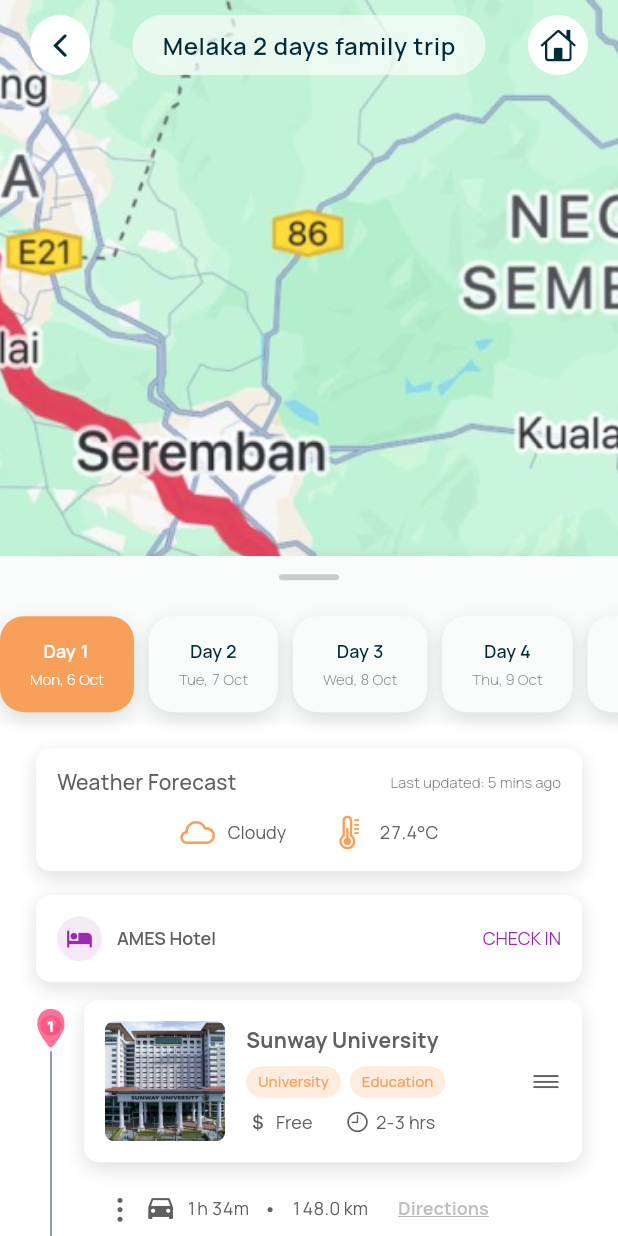
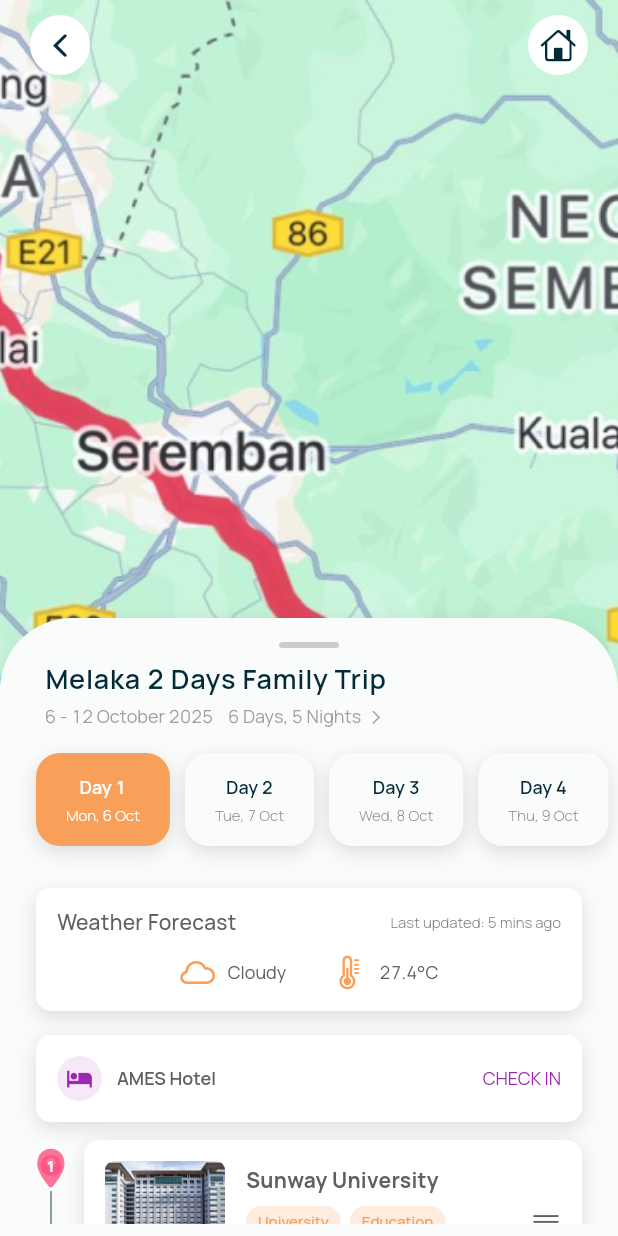
Before and after one commit to Winnee0305/tripora, a Flutter app: the ItineraryPage screen opened directly, on a phone screen of 412 x 824 dp. Run offline on Flutter 3.47's test engine with Material 3 defaults, Android fonts, the phone set to English and light mode, and no system bars; our stand-ins replace lucide_icons, table_calendar.

Commit message:
Refine and rearrange itinerary page

```diff
--- a/lib/features/itinerary/views/itinerary_page.dart
+++ b/lib/features/itinerary/views/itinerary_page.dart
@@ -4,75 +4,12 @@ import 'package:provider/provider.dart';
 import 'package:tripora/core/theme/app_text_style.dart';
 import 'package:tripora/core/theme/app_widget_styles.dart';
 import 'package:tripora/features/itinerary/viewmodels/day_selection_viewmodel.dart';
+import 'package:tripora/features/itinerary/views/widgets/itinerary_header_section.dart';
 import 'package:tripora/features/itinerary/views/widgets/day_selection_bar.dart';
-import 'package:tripora/features/itinerary/views/widgets/weather_card.dart';
-import 'package:tripora/features/itinerary/viewmodels/weather_card_viewmodel.dart';
-import 'package:tripora/core/widgets/app_button.dart';
-import 'package:tripora/core/theme/app_colors.dart';
-import 'package:tripora/features/itinerary/views/widgets/itinerary_reoderable_list.dart';
+import 'package:tripora/features/itinerary/views/widgets/itinerary_content.dart';
 
-// Best Practice: Define heights as constants for robustness and easy updates.
-const double _kDragHandleHeight = 4.0;
-const double _kDragHandleTopMargin = 12.0;
-const double _kDragHandleBottomMargin = 16.0;
-const double _kDaySelectorVerticalPadding = 8.0;
-const double _kDaySelectorHeight =
-    64.0; // Assuming DaySelectionBar has this height
-
-const double _kStickyHeaderHeight =
-    _kDragHandleHeight +
-    _kDragHandleTopMargin +
-    _kDragHandleBottomMargin +
-    (_kDaySelectorVerticalPadding * 2) +
-    _kDaySelectorHeight; // Calculates to 112.0
-
-class ItineraryPage extends StatefulWidget {
+class ItineraryPage extends StatelessWidget {
   const ItineraryPage({super.key});
-
-  @override
-  State<ItineraryPage> createState() => _ItineraryPageState();
-}
-
-class _ItineraryPageState extends State<ItineraryPage>
-    with SingleTickerProviderStateMixin {
-  // State variables for the overscroll effect
-  late final AnimationController _animationController;
-  late Animation<double> _animation;
-  double _dragOffset = 0.0;
-
-  // Store the sheet's min size for easy access
-  final double _minSheetSize = 0.35;
-
-  // Keep track of the sheet's current size
-  double _currentSheetSize = 0.55; // Start with initial size
-
-  @override
-  void initState() {
-    super.initState();
-    _animationController = AnimationController(
-      vsync: this,
-      duration: const Duration(milliseconds: 600),
-    );
-  }
-
-  @override
-  void dispose() {
-    _animationController.dispose();
-    super.dispose();
-  }
-
-  // A function to run the snap-back animation
-  void _runAnimation() {
-    _animation = Tween<double>(begin: _dragOffset, end: 0.0).animate(
-      CurvedAnimation(
-        parent: _animationController,
-        curve: Curves.elasticOut, // A nice bouncy curve
-      ),
-    );
-
-    _animationController.reset();
-    _animationController.forward();
-  }
 
   @override
   Widget build(BuildContext context) {
@@ -87,7 +24,7 @@ class _ItineraryPageState extends State<ItineraryPage>
         extendBodyBehindAppBar: true,
         body: Stack(
           children: [
-            // ---------- MAP BACKGROUND ----------
+            // ----- Map Background
             Positioned.fill(
               child: Image.asset(
                 "assets/images/exp_map.png",
@@ -95,208 +32,139 @@ class _ItineraryPageState extends State<ItineraryPage>
               ),
             ),
 
-            // ---------- BACK BUTTON ----------
-            SafeArea(
+            // ------ Back button, title, home button
+            ItineraryHeaderSection(),
+
+            // ------ Draggable Scrollable Sheet
+            DraggableScrollableSheet(
+              initialChildSize: 0.5,
+              minChildSize: 0.11,
+              maxChildSize: 0.85,
+              snap: false,
+              builder: (context, scrollController) {
+                // ----- The white rounded container -----
+                return Container(
+                  padding: EdgeInsets.symmetric(vertical: 8),
+                  decoration: AppWidgetStyles.cardDecoration(context).copyWith(
+                    borderRadius: const BorderRadius.vertical(
+                      top: Radius.circular(48),
+                    ),
+                    color: theme.scaffoldBackgroundColor,
+                  ),
+                  child: ClipRRect(
+                    borderRadius: const BorderRadius.vertical(
+                      top: Radius.circular(48),
+                    ),
+                    child: CustomScrollView(
+                      controller: scrollController,
+                      slivers: [
+                        // ---------- Sticky Drag Handle ----------
+                        SliverPersistentHeader(
+                          pinned: true,
+                          delegate: _StickyHeaderDelegate(
+                            height: 20,
+                            child: Container(
+                              color: Theme.of(context).scaffoldBackgroundColor,
+                              alignment: Alignment.center,
+                              child: Container(
+                                width: 40,
+                                height: 4,
+                                decoration: BoxDecoration(
+                                  color: theme.colorScheme.onSurface
+                                      .withOpacity(0.3),
+                                  borderRadius: BorderRadius.circular(2),
+                                ),
+                              ),
+                            ),
+                          ),
+                        ),
+
+                        // ---------- Title (not sticky) ----------
+                        SliverToBoxAdapter(
                           child: Padding(
-                padding: const EdgeInsets.symmetric(
-                  horizontal: 20,
-                  vertical: 10,
+                            padding: const EdgeInsets.only(
+                              left: 30,
+                              right: 30,
+                              top: 0,
+                              bottom: 4,
                             ),
-                child: Row(
-                  mainAxisAlignment: MainAxisAlignment.spaceBetween,
+                            child: Column(
+                              crossAxisAlignment: CrossAxisAlignment.start,
                               children: [
-                    AppButton.iconOnly(
-                      icon: CupertinoIcons.back,
-                      onPressed: () => Navigator.pop(context),
-                      backgroundVariant: BackgroundVariant.secondaryFilled,
+                                Text(
+                                  "Melaka 2 Days Family Trip",
+                                  style: Theme.of(context)
+                                      .textTheme
+                                      .headlineMedium
+                                      ?.weight(ManropeFontWeight.semiBold),
                                 ),
-                    AppButton.textOnly(
-                      text: 'Melaka 2 days family trip',
-                      textStyleOverride: theme.textTheme.headlineSmall?.weight(
-                        ManropeFontWeight.semiBold,
+                                const SizedBox(height: 6),
+                                Row(
+                                  children: [
+                                    Text(
+                                      "6 - 12 October 2025",
+                                      style: theme.textTheme.bodyMedium
+                                          ?.copyWith(
+                                            color: theme.colorScheme.onSurface
+                                                .withOpacity(0.6),
                                           ),
-                      padding: const EdgeInsets.symmetric(horizontal: 20),
-                      radius: 30,
-                      backgroundVariant: BackgroundVariant.secondaryTrans,
-                      onPressed: () {},
                                     ),
-                    AppButton.iconOnly(
-                      icon: CupertinoIcons.home,
-                      onPressed: () {
-                        Navigator.popUntil(context, (route) => route.isFirst);
-                      },
-                      backgroundVariant: BackgroundVariant.secondaryFilled,
+                                    const SizedBox(width: 10),
+                                    Text(
+                                      "6 Days, 5 Nights",
+                                      style: theme.textTheme.bodyMedium
+                                          ?.copyWith(
+                                            color: theme.colorScheme.onSurface
+                                                .withOpacity(0.6),
+                                          ),
+                                    ),
+                                    const SizedBox(width: 4),
+                                    Icon(
+                                      CupertinoIcons.chevron_right,
+                                      size: 12,
+                                      color: theme.colorScheme.onSurface
+                                          .withOpacity(0.6),
+                                    ),
+                                  ],
                                 ),
                               ],
                             ),
                           ),
                         ),
 
-            // ---------- DRAGGABLE SHEET with OVERSCROLL EFFECT ----------
-            AnimatedBuilder(
-              animation: _animationController,
-              builder: (context, child) {
-                if (_animationController.isAnimating) {
-                  _dragOffset = _animation.value;
-                }
-                return Transform.translate(
-                  offset: Offset(0, _dragOffset),
-                  child: child,
-                );
-              },
-              child: GestureDetector(
-                onVerticalDragUpdate: (details) {
-                  if (_currentSheetSize <= _minSheetSize &&
-                      details.delta.dy > 0) {
-                    setState(() {
-                      _dragOffset += details.delta.dy * 0.4; // Resistance
-                    });
-                  }
-                },
-                onVerticalDragEnd: (details) {
-                  if (_dragOffset > 0) {
-                    _runAnimation();
-                  }
-                },
-                child: NotificationListener<DraggableScrollableNotification>(
-                  onNotification: (notification) {
-                    _currentSheetSize = notification.extent;
-                    return true;
-                  },
-                  child: DraggableScrollableSheet(
-                    initialChildSize: _currentSheetSize,
-                    minChildSize: _minSheetSize,
-                    maxChildSize: 0.85,
-                    snap: true,
-                    builder: (context, scrollController) {
-                      return Container(
-                        decoration: AppWidgetStyles.cardDecoration(context)
-                            .copyWith(
-                              borderRadius: const BorderRadius.vertical(
-                                top: Radius.circular(48),
-                              ),
-                            ),
-                        child: CustomScrollView(
-                          controller: scrollController,
-                          slivers: [
-                            // ----- Combined Sticky Header -----
+                        // ---------- Sticky Day Selection Bar ----------
                         SliverPersistentHeader(
                           pinned: true,
                           delegate: _StickyHeaderDelegate(
+                            height: 86,
                             child: Container(
-                                  color: theme.colorScheme.surface,
-                                  child: Column(
-                                    children: [
-                                      // Drag Handle
-                                      Container(
-                                        width: 40,
-                                        height: _kDragHandleHeight,
-                                        margin: const EdgeInsets.only(
-                                          top: _kDragHandleTopMargin,
-                                          bottom: _kDragHandleBottomMargin,
+                              padding: const EdgeInsets.symmetric(
+                                horizontal: 24,
+                                vertical: 12,
                               ),
-                                        decoration: BoxDecoration(
-                                          color: theme.colorScheme.onSurface
-                                              .withOpacity(0.3),
-                                          borderRadius: BorderRadius.circular(
-                                            2,
-                                          ),
-                                        ),
-                                      ),
-                                      // Day Selection Bar
-                                      Padding(
-                                        padding: EdgeInsets.symmetric(
-                                          vertical:
-                                              _kDaySelectorVerticalPadding,
-                                        ),
-                                        child: const SizedBox(
-                                          height: _kDaySelectorHeight,
-                                          child: DaySelectionBar(),
-                                        ),
-                                      ),
-                                    ],
-                                  ),
+                              color: Theme.of(
+                                context,
+                              ).colorScheme.surface, // or any color
+                              child: const DaySelectionBar(),
                             ),
                           ),
                         ),
 
-                            // ----- Rest of Scrollable Content -----
+                        // ---------- Main Content (scrollable itinerary for each day)----------
                         SliverToBoxAdapter(
                           child: Padding(
                             padding: const EdgeInsets.symmetric(
                               horizontal: 24,
                               vertical: 16,
                             ),
-                                child: Column(
-                                  children: [
-                                    ChangeNotifierProvider(
-                                      create: (_) => WeatherCardViewModel(),
-                                      child: const WeatherCard(),
-                                    ),
-                                    const SizedBox(height: 16),
-                                    Container(
-                                      padding: const EdgeInsets.all(14),
-                                      decoration:
-                                          AppWidgetStyles.cardDecoration(
-                                            context,
-                                          ),
-                                      child: Row(
-                                        children: [
-                                          AppButton.iconOnly(
-                                            icon: Icons.hotel,
-                                            onPressed: () {},
-                                            iconSize: 18,
-                                            minHeight: 30,
-                                            minWidth: 30,
-                                            backgroundColorOverride: AppColors
-                                                .accent1
-                                                .withValues(alpha: 0.1),
-                                            textColorOverride:
-                                                AppColors.accent1,
-                                          ),
-                                          const SizedBox(width: 10),
-                                          Expanded(
-                                            child: Text(
-                                              "AMES Hotel",
-                                              style: Theme.of(context)
-                                                  .textTheme
-                                                  .bodyMedium
-                                                  ?.weight(
-                                                    ManropeFontWeight.semiBold,
-                                                  ),
-                                            ),
-                                          ),
-                                          const Text(
-                                            "CHECK IN",
-                                            style: TextStyle(
-                                              color: Colors.purple,
+                            child: ItineraryContent(),
                           ),
                         ),
                       ],
                     ),
                   ),
-                                    const SizedBox(height: 12),
-                                    const ItineraryReorderableList(),
-                                    const SizedBox(height: 40),
-                                    Center(
-                                      child: AppButton.primary(
-                                        onPressed: () {},
-                                        text: "Add Activity",
-                                        icon: Icons.add,
-                                      ),
-                                    ),
-                                    const SizedBox(height: 60),
-                                  ],
-                                ),
-                              ),
-                            ),
-                          ],
-                        ),
                 );
               },
-                  ),
-                ),
-              ),
             ),
           ],
         ),
@@ -305,16 +173,21 @@ class _ItineraryPageState extends State<ItineraryPage>
   }
 }
 
-// ---------- Sticky Header Delegate ----------
 class _StickyHeaderDelegate extends SliverPersistentHeaderDelegate {
   final Widget child;
+  final double height;
+  final Color? backgroundColor;
 
-  _StickyHeaderDelegate({required this.child});
+  _StickyHeaderDelegate({
+    required this.child,
+    required this.height,
+    this.backgroundColor,
+  });
 
   @override
-  double get minExtent => _kStickyHeaderHeight;
+  double get minExtent => height;
   @override
-  double get maxExtent => _kStickyHeaderHeight;
+  double get maxExtent => height;
 
   @override
   Widget build(
@@ -322,10 +195,19 @@ class _StickyHeaderDelegate extends SliverPersistentHeaderDelegate {
     double shrinkOffset,
     bool overlapsContent,
   ) {
-    return child;
+    return SizedBox(
+      height: height,
+      child: Material(
+        color: backgroundColor ?? Colors.transparent,
+        child: child,
+      ),
+    );
   }
 
   @override
-  bool shouldRebuild(_StickyHeaderDelegate oldDelegate) =>
-      child != oldDelegate.child;
+  bool shouldRebuild(covariant _StickyHeaderDelegate oldDelegate) {
+    return oldDelegate.child != child ||
+        oldDelegate.height != height ||
+        oldDelegate.backgroundColor != backgroundColor;
   }
+}
--- /dev/null
+++ b/lib/features/itinerary/views/widgets/itinerary_content.dart
@@ -0,0 +1,66 @@
+import 'package:flutter/material.dart';
+import 'package:provider/provider.dart';
+import 'package:tripora/core/theme/app_text_style.dart';
+import 'package:tripora/core/theme/app_widget_styles.dart';
+import 'package:tripora/core/widgets/app_button.dart';
+import 'package:tripora/core/theme/app_colors.dart';
+import 'package:tripora/features/itinerary/views/widgets/itinerary_reoderable_list.dart';
+import 'package:tripora/features/itinerary/views/widgets/weather_card.dart';
+import 'package:tripora/features/itinerary/viewmodels/weather_card_viewmodel.dart';
+
+class ItineraryContent extends StatelessWidget {
+  const ItineraryContent({super.key});
+
+  @override
+  Widget build(BuildContext context) {
+    return Column(
+      children: [
+        ChangeNotifierProvider(
+          create: (_) => WeatherCardViewModel(),
+          child: const WeatherCard(),
+        ),
+        const SizedBox(height: 16),
+        Container(
+          padding: const EdgeInsets.all(14),
+          decoration: AppWidgetStyles.cardDecoration(context),
+          child: Row(
+            children: [
+              AppButton.iconOnly(
+                icon: Icons.hotel,
+                onPressed: () {},
+                iconSize: 18,
+                minHeight: 30,
+                minWidth: 30,
+                backgroundColorOverride: AppColors.accent1.withValues(
+                  alpha: 0.1,
+                ),
+                textColorOverride: AppColors.accent1,
+              ),
+              const SizedBox(width: 10),
+              Expanded(
+                child: Text(
+                  "AMES Hotel",
+                  style: Theme.of(
+                    context,
+                  ).textTheme.bodyMedium?.weight(ManropeFontWeight.semiBold),
+                ),
+              ),
+              const Text("CHECK IN", style: TextStyle(color: Colors.purple)),
+            ],
+          ),
+        ),
+        const SizedBox(height: 12),
+        const ItineraryReorderableList(),
+        const SizedBox(height: 40),
+        Center(
+          child: AppButton.primary(
+            onPressed: () {},
+            text: "Add Activity",
+            icon: Icons.add,
+          ),
+        ),
+        const SizedBox(height: 60),
+      ],
+    );
+  }
+}
--- /dev/null
+++ b/lib/features/itinerary/views/widgets/itinerary_header_section.dart
@@ -0,0 +1,33 @@
+import 'package:flutter/cupertino.dart';
+import 'package:tripora/core/widgets/app_button.dart';
+
+class ItineraryHeaderSection extends StatelessWidget {
+  const ItineraryHeaderSection({super.key});
+
+  @override
+  Widget build(BuildContext context) {
+    return SafeArea(
+      child: Padding(
+        padding: const EdgeInsets.symmetric(horizontal: 20, vertical: 10),
+        child: Row(
+          mainAxisAlignment: MainAxisAlignment.spaceBetween,
+          children: [
+            AppButton.iconOnly(
+              icon: CupertinoIcons.back,
+              onPressed: () => Navigator.pop(context),
+              backgroundVariant: BackgroundVariant.secondaryFilled,
+            ),
+
+            AppButton.iconOnly(
+              icon: CupertinoIcons.home,
+              onPressed: () {
+                Navigator.popUntil(context, (route) => route.isFirst);
+              },
+              backgroundVariant: BackgroundVariant.secondaryFilled,
+            ),
+          ],
+        ),
+      ),
+    );
+  }
+}
--- a/lib/features/trip/views/widgets/trip_info/stats_section.dart
+++ b/lib/features/trip/views/widgets/trip_info/stats_section.dart
@@ -138,7 +138,7 @@ class StatsSection extends StatelessWidget {
                   MaterialPageRoute(
                     builder: (context) => ChangeNotifierProvider(
                       create: (_) => ItineraryPageViewModel(),
-                      child: const ItineraryPage(),
+                      child: ItineraryPage(),
                     ),
                   ),
                 );
```
Also changed, not shown: 24 other files. Lines whose indentation alone changed are shown as unchanged.
